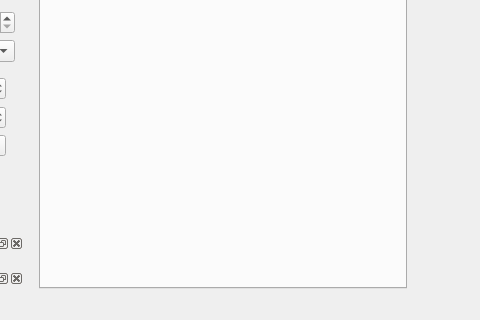
Above: source/qxrdwindow.ui from guyjennings/qxrd before the change; both pictures show x 272 to 752 and y 350 to 670 of the 921 by 670 pixel window. Below: the same form after it.
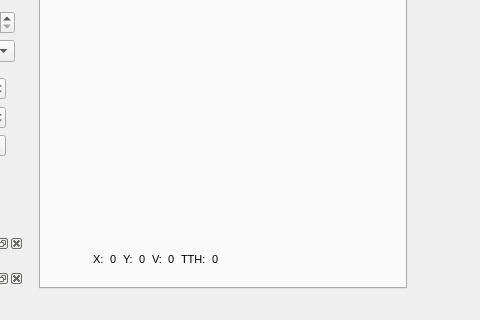
That is the form after the change. Icons and pictures are not drawn. Custom widgets are drawn as their Qt base class.

Commit message: Display mouse pos in widgets below image plot

Patch:
```diff
--- a/source/qxrdwindow.ui
+++ b/source/qxrdwindow.ui
@@ -291,6 +291,81 @@
            </layout>
           </widget>
          </item>
+         <item row="1" column="1">
+          <widget class="QWidget" name="widget_4" native="true">
+           <layout class="QGridLayout" name="gridLayout_16">
+            <item row="0" column="0">
+             <widget class="QLabel" name="label">
+              <property name="text">
+               <string>X:</string>
+              </property>
+             </widget>
+            </item>
+            <item row="0" column="1">
+             <widget class="QLabel" name="m_XMouse">
+              <property name="text">
+               <string>0</string>
+              </property>
+             </widget>
+            </item>
+            <item row="0" column="5">
+             <widget class="QLabel" name="label_3">
+              <property name="text">
+               <string>V:</string>
+              </property>
+             </widget>
+            </item>
+            <item row="0" column="6">
+             <widget class="QLabel" name="m_ValMouse">
+              <property name="text">
+               <string>0</string>
+              </property>
+             </widget>
+            </item>
+            <item row="0" column="3">
+             <widget class="QLabel" name="m_YMouse">
+              <property name="text">
+               <string>0</string>
+              </property>
+             </widget>
+            </item>
+            <item row="0" column="2">
+             <widget class="QLabel" name="label_2">
+              <property name="text">
+               <string>Y:</string>
+              </property>
+             </widget>
+            </item>
+            <item row="0" column="7">
+             <widget class="QLabel" name="label_4">
+              <property name="text">
+               <string>TTH:</string>
+              </property>
+             </widget>
+            </item>
+            <item row="0" column="8">
+             <widget class="QLabel" name="m_TTHMouse">
+              <property name="text">
+               <string>0</string>
+              </property>
+             </widget>
+            </item>
+            <item row="0" column="9">
+             <spacer name="horizontalSpacer_3">
+              <property name="orientation">
+               <enum>Qt::Horizontal</enum>
+              </property>
+              <property name="sizeHint" stdset="0">
+               <size>
+                <width>40</width>
+                <height>20</height>
+               </size>
+              </property>
+             </spacer>
+            </item>
+           </layout>
+          </widget>
+         </item>
         </layout>
        </widget>
        <widget class="QWidget" name="tab_4">
```
The commit also changes 7 other files.
